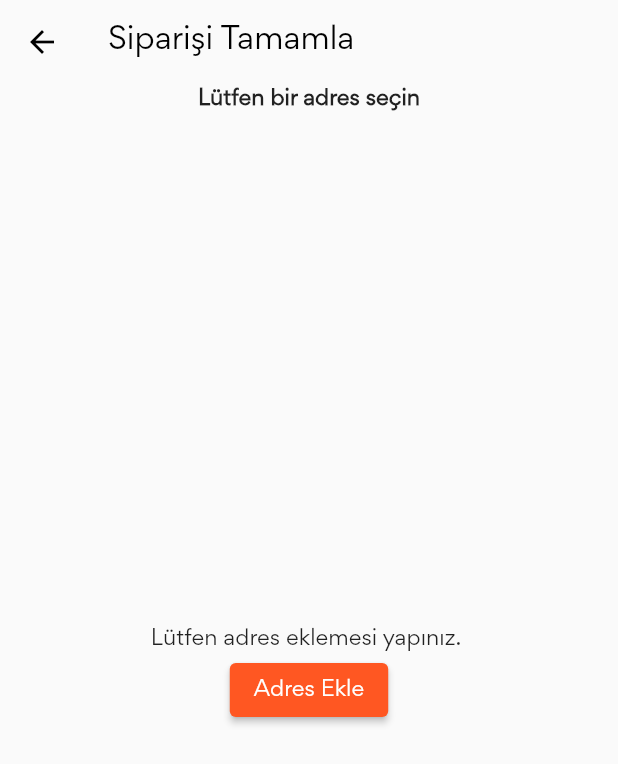
After one commit to Melike-ISIK/shop-app, a Flutter app: the ChooseAddressScreen screen opened by its route, on a phone screen of 412 x 824 dp. The commit adds this screen. Shown: the top 764 px of the screen. Run offline on Flutter 3.47's test engine with Material 2 defaults, Android fonts, the phone set to English and light mode, and no system bars; our stand-ins replace cloud_firestore, firebase_auth, firebase_core, fluttertoast, shared_preferences, sqflite; accounts and stored records are empty.

Commit message:
Adres seçme ekranı eklendi

```diff
--- a/lib/Constants/RouteNames.dart
+++ b/lib/Constants/RouteNames.dart
@@ -12,3 +12,4 @@ const registerRoute = "/register";
 const userProfileRoute = "/userProfile";
 const userAddressRoute = "/userAdress";
 const addAddressRoute = "/addAddress";
+const chooseAddressRoute = "/chooseAddress";
--- a/lib/Route/Router.dart
+++ b/lib/Route/Router.dart
@@ -6,6 +6,7 @@ import 'package:alisveris/Models/Category.dart';
 import 'package:alisveris/Screens/AddAddressScreen.dart';
 import 'package:alisveris/Screens/AllProductsScreen.dart';
 import 'package:alisveris/Screens/CategoriesScreen.dart';
+import 'package:alisveris/Screens/ChooseAddressScreen.dart';
 import 'package:alisveris/Screens/FavoritesScreen.dart';
 import 'package:alisveris/Screens/HomeScreen.dart';
 import 'package:alisveris/Screens/LoginScreen.dart';
@@ -36,6 +37,7 @@ class Router{
       case userProfileRoute: return MaterialPageRoute(builder: (context) => UserProfileScreen());
       case userAddressRoute: return MaterialPageRoute(builder: (context) => UserAddressScreen());
       case addAddressRoute: return MaterialPageRoute(builder: (context) => AddAddressScreen());
+      case chooseAddressRoute: return MaterialPageRoute(builder: (context) => ChooseAddressScreen());
       default:
         return MaterialPageRoute(builder: (context) => NotFoundScreen());
     }
--- a/lib/Screens/CartScreen.dart
+++ b/lib/Screens/CartScreen.dart
@@ -1,3 +1,4 @@
+import 'package:alisveris/Constants/RouteNames.dart';
 import 'package:alisveris/Helpers/FirebaseHelper.dart';
 import 'package:alisveris/Helpers/ToastHelper.dart';
 import 'package:alisveris/Models/ShoppingItem.dart';
@@ -143,7 +144,7 @@ class _CartScreenState extends State<CartScreen> {
                                     if(snapshot.data == 0){
                                       ToastHelper().makeToastMessage('Sepetinizde ürün bulunmamaktadır.');
                                     }else{
-
+                                      Navigator.pushNamed(context, chooseAddressRoute);
                                     }
                                   },
                                 )
--- /dev/null
+++ b/lib/Screens/ChooseAddressScreen.dart
@@ -0,0 +1,132 @@
+import 'package:alisveris/Constants/RouteNames.dart';
+import 'package:alisveris/Helpers/FirebaseHelper.dart';
+import 'package:alisveris/Models/Address.dart';
+import 'package:flutter/material.dart';
+
+class ChooseAddressScreen extends StatefulWidget {
+  const ChooseAddressScreen({Key? key}) : super(key: key);
+
+  @override
+  State<ChooseAddressScreen> createState() => _ChooseAddressScreenState();
+}
+FirebaseHelper _firebaseHelper = FirebaseHelper();
+
+class _ChooseAddressScreenState extends State<ChooseAddressScreen> {
+  @override
+  Object? choosevalue= 0;
+  Widget build(BuildContext context) {
+    return Scaffold(
+      appBar: CreateAppBar(),
+      body :  Column(
+        children: [
+          Text(
+            'Lütfen bir adres seçin',
+            style: TextStyle(
+              fontWeight: FontWeight.bold,
+            ),),
+          Expanded(
+              child: StreamBuilder(
+                stream: _firebaseHelper.StreamAddress(),
+                builder: (BuildContext context , AsyncSnapshot <List<Address>> snapshot){
+                  if (!snapshot.hasData) return CircularProgressIndicator();
+
+                  List<Address>? addressList = snapshot.data;
+
+                  if(addressList!.isEmpty) return Center (
+                      child: Column(
+                        mainAxisAlignment: MainAxisAlignment.center,
+                        children: [
+                          Text(
+                            'Lütfen adres eklemesi yapınız. ',
+                          ),
+                          ElevatedButton(
+                            child: Text('Adres Ekle'),
+                            style: ElevatedButton.styleFrom(
+                                backgroundColor: Colors.deepOrange
+                            ),
+                            onPressed: (){
+                              Navigator.pushNamed(context, addAddressRoute);
+                            },
+                          )
+                        ],
+                      ));
+
+                  return Column(
+                    children: [
+                      ListView.separated(
+                        shrinkWrap: true,
+                        itemCount: addressList.length,
+                        separatorBuilder: (context , index) => Divider(),
+                        itemBuilder: (context, index){
+                          Address address = addressList[index!];
+
+                          return RadioListTile(
+                              activeColor: Colors.deepOrange,
+                              title : ListTile(
+                                title: Row(
+                                    mainAxisAlignment: MainAxisAlignment.start,
+                                    children: [
+                                      Text(address.name),
+                                      SizedBox(width : 5),
+                                      Text(address.surname),
+                                    ]
+                                ),
+                              ),
+                              subtitle: Column(
+                                  crossAxisAlignment: CrossAxisAlignment.start,
+                                  children: [
+                                    Text(address.address),
+                                    Text(address.city),
+                                    Text(address.country),
+                                  ]),
+                              value: address.docId, groupValue: choosevalue,
+                              onChanged: (index){setState(() {
+                                choosevalue= index;
+                              });});
+                        },
+                      ),
+                      Spacer(),
+                      Container(
+                          child: ElevatedButton(
+                            style: ElevatedButton.styleFrom(
+                                backgroundColor: Colors.deepOrangeAccent,
+                                elevation: 0,
+                                shape: RoundedRectangleBorder(
+                                  borderRadius: BorderRadius.circular(25),
+                                )),
+                            child: Padding(
+                              padding: const EdgeInsets.all(5.0),
+                              child: Text(
+                                'Siparişi Oluştur',
+                                style: TextStyle(
+                                    fontWeight: FontWeight.bold
+                                ),
+                              ),
+                            ),
+                            onPressed: (){
+
+                            },
+                          ))
+                    ],
+                  );
+                },
+              )),
+        ],
+      ),
+    );
+  }
+}
+
+AppBar CreateAppBar(){
+  return AppBar(
+    iconTheme: IconThemeData(color: Colors.black),
+    title: Text(
+      'Siparişi Tamamla',
+      style: TextStyle(
+          color: Colors.black
+      ),
+    ),
+    backgroundColor: Colors.transparent,
+    elevation: 0,
+  );
+}
```
